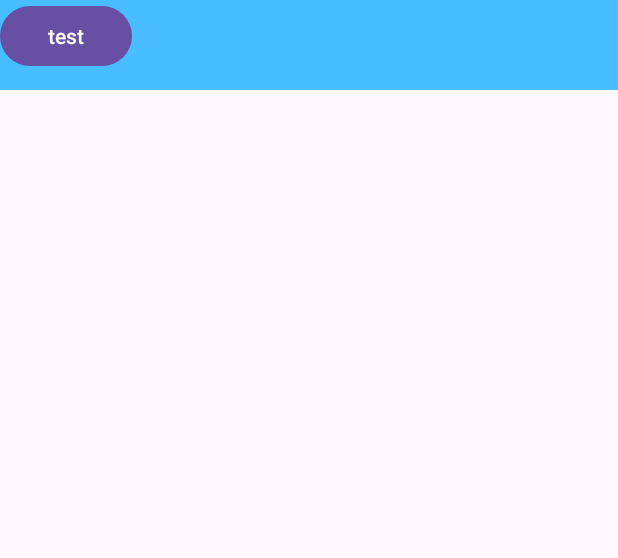
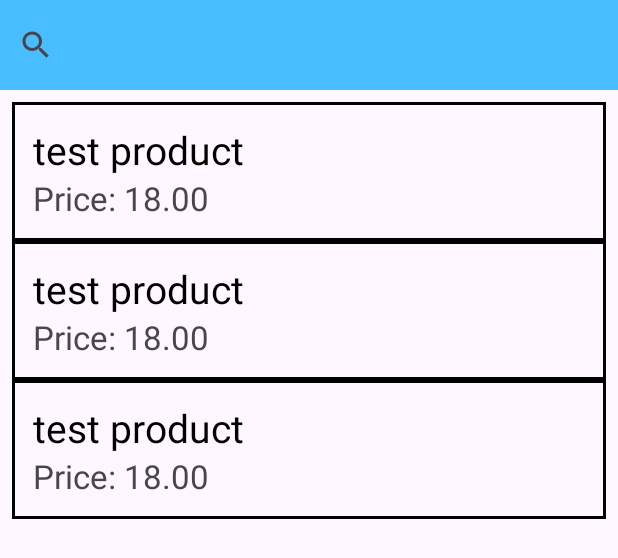
Before and after one commit to erichutabarat/Modern-Store, an Android app: the layout shopping_fragment.xml on its own in the app's theme, with its tools: preview values and no code run, on a phone screen of 412 x 824 dp. Shown: the top 558 px of the screen. Run offline under Robolectric (Android 15) with nearby library versions, the phone set to English and light mode, and no system bars.

Commit message:
Add Features: RecyclerView

```diff
--- a/ModernStore/app/build.gradle.kts
+++ b/ModernStore/app/build.gradle.kts
@@ -39,6 +39,9 @@ dependencies {
     implementation("androidx.constraintlayout:constraintlayout:2.1.4")
     implementation("com.squareup.retrofit2:retrofit:2.9.0")
     implementation("com.squareup.retrofit2:converter-gson:2.9.0")
+    implementation("androidx.room:room-runtime:2.6.0")
+    annotationProcessor("androidx.room:room-compiler:2.6.0")
+    implementation("androidx.room:room-ktx:2.6.0")
     testImplementation("junit:junit:4.13.2")
     androidTestImplementation("androidx.test.ext:junit:1.1.5")
     androidTestImplementation("androidx.test.espresso:espresso-core:3.5.1")
--- /dev/null
+++ b/ModernStore/app/src/main/res/drawable/border_background.xml
@@ -0,0 +1,9 @@
+<?xml version="1.0" encoding="utf-8"?>
+<!-- res/drawable/border_background.xml -->
+<shape xmlns:android="http://schemas.android.com/apk/res/android"
+    android:shape="rectangle">
+    <solid android:color="@android:color/transparent" />
+    <stroke
+        android:color="@android:color/black"
+        android:width="2dp" />
+</shape>
--- /dev/null
+++ b/ModernStore/app/src/main/res/layout/card_product.xml
@@ -0,0 +1,23 @@
+<?xml version="1.0" encoding="utf-8"?>
+<LinearLayout xmlns:android="http://schemas.android.com/apk/res/android"
+    android:orientation="vertical"
+    android:layout_width="match_parent"
+    android:layout_height="wrap_content"
+    android:padding="@dimen/padding_mini"
+    android:background="@drawable/border_background">
+    <TextView
+        android:id="@+id/product_title"
+        android:layout_width="match_parent"
+        android:layout_height="wrap_content"
+        android:text="test product"
+        android:textSize="@dimen/h3"
+        android:textColor="@color/black"
+        />
+    <TextView
+        android:id="@+id/product_price"
+        android:layout_width="match_parent"
+        android:layout_height="wrap_content"
+        android:text="Price: 18.00"
+        android:textSize="@dimen/h4"
+    />
+</LinearLayout>
--- a/ModernStore/app/src/main/res/layout/home_page.xml
+++ b/ModernStore/app/src/main/res/layout/home_page.xml
@@ -30,7 +30,7 @@
         android:textAlignment="center" />
 
     <Button
-        android:id="@+id/next_to_login"
+        android:id="@+id/next_to_home"
         android:layout_width="wrap_content"
         android:layout_height="wrap_content"
         android:text="@string/next"
--- a/ModernStore/app/src/main/res/layout/shopping_fragment.xml
+++ b/ModernStore/app/src/main/res/layout/shopping_fragment.xml
@@ -1,18 +1,31 @@
 <?xml version="1.0" encoding="utf-8"?>
-<FrameLayout xmlns:android="http://schemas.android.com/apk/res/android"
+<androidx.constraintlayout.widget.ConstraintLayout
+    xmlns:android="http://schemas.android.com/apk/res/android"
     xmlns:tools="http://schemas.android.com/tools"
     android:layout_width="match_parent"
     android:layout_height="match_parent"
-    tools:context=".ui.shopping.ShoppingFragment">
+    xmlns:app="http://schemas.android.com/apk/res-auto"
+    tools:context=".ui.shopping.ShoppingFragment"
+    android:orientation="vertical">
+
     <androidx.appcompat.widget.SearchView
         android:id="@+id/searchView"
         android:layout_width="match_parent"
         android:layout_height="@dimen/heigh_medium"
-        android:background="@color/blue"/>
-    <Button
-        android:id="@+id/testbutton"
-        android:layout_width="wrap_content"
-        android:layout_height="wrap_content"
-        android:text="test"
-        />
-</FrameLayout>
+        android:background="@color/blue"
+        android:layout_gravity="top|center"
+        app:layout_constraintTop_toTopOf="parent" />
+
+    <androidx.recyclerview.widget.RecyclerView
+        android:id="@+id/recyclerView"
+        android:layout_width="0dp"
+        android:layout_height="0dp"
+        app:layout_constraintTop_toBottomOf="@id/searchView"
+        app:layout_constraintBottom_toBottomOf="parent"
+        app:layout_constraintStart_toStartOf="parent"
+        app:layout_constraintEnd_toEndOf="parent"
+        android:padding="8dp"
+        app:layoutManager="androidx.recyclerview.widget.LinearLayoutManager"
+        tools:listitem="@layout/card_product" />
+
+</androidx.constraintlayout.widget.ConstraintLayout>
```
Also changed, not shown: ModernStore/app/src/main/java/com/modernstore/app/ui/shopping/ProductAdapter.kt (added, +35 -0 lines), ModernStore/app/src/main/java/com/modernstore/app/ui/shopping/ShoppingFragment.kt (+42 -27 lines).
